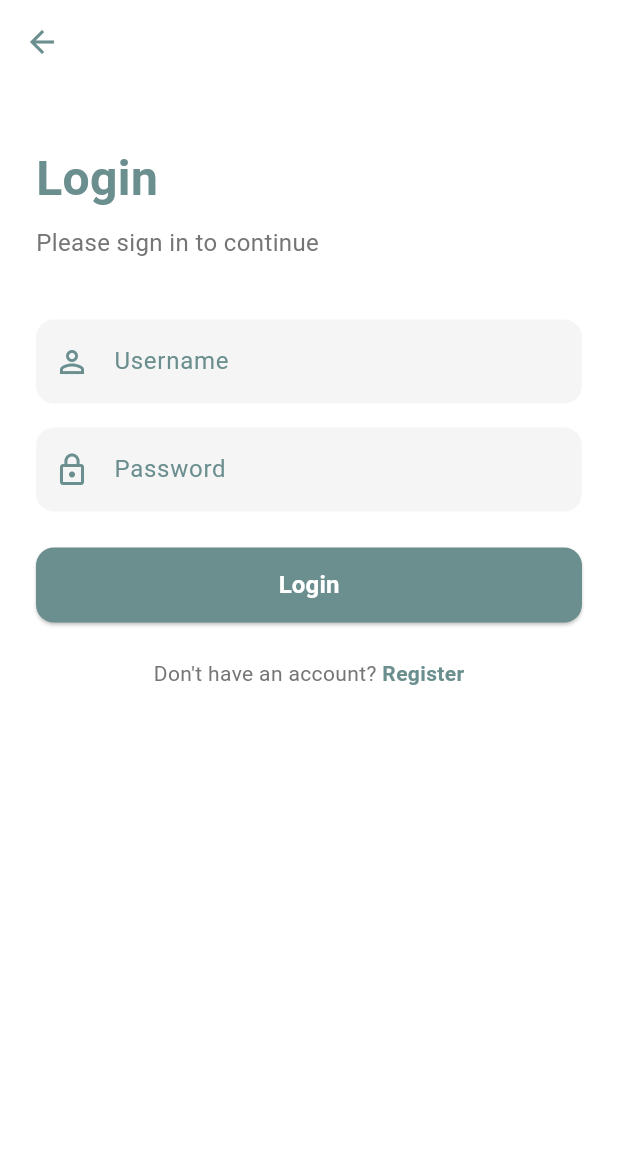
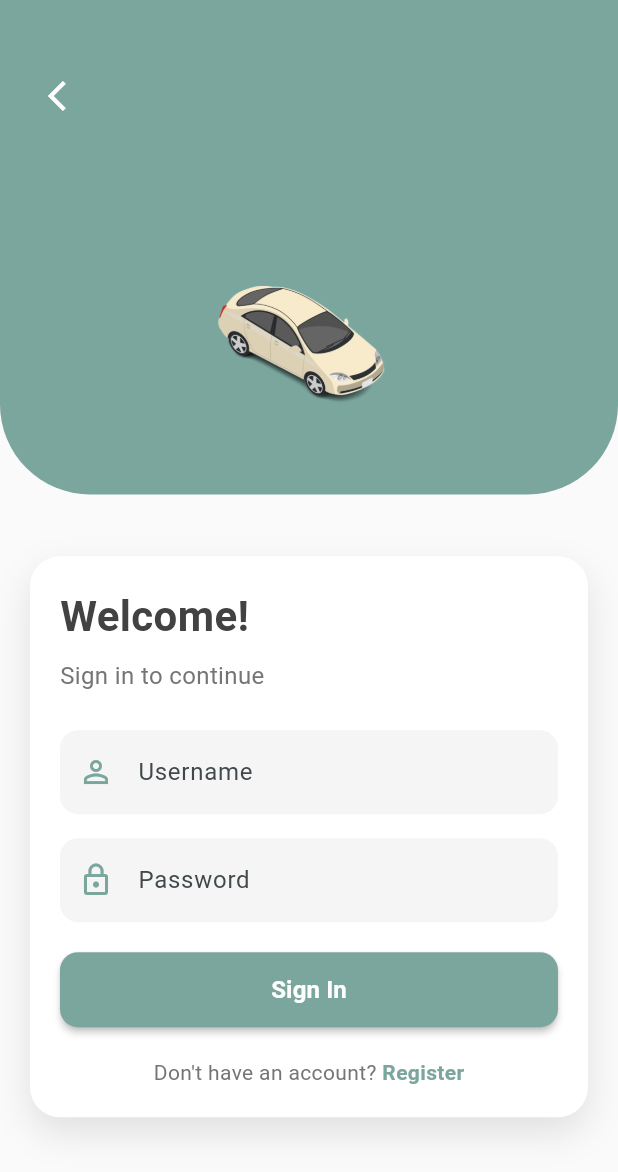
Before and after one commit to PBP-C07/Rentara-Mobile, a Flutter app: the screen it shows after launch, item 3 of the bottom bar chosen, after a tap on "Login", on a phone screen of 412 x 824 dp. Shown: the top 1172 px of the screen. Run offline on Flutter 3.47's test engine with Material 3 defaults, Android fonts, the phone set to English and light mode, and no system bars; our stand-ins replace shared_preferences; missing offline and left inert: pbp_django_auth; network calls fail.

Commit message:
edit halaman login

```diff
--- a/lib/pages/main/screens/login.dart
+++ b/lib/pages/main/screens/login.dart
@@ -20,76 +20,127 @@ class _LoginPageState extends State<LoginPage> {
   @override
   Widget build(BuildContext context) {
     final request = context.watch<CookieRequest>();
+    final size = MediaQuery.of(context).size;
 
     return Scaffold(
-      backgroundColor: Colors.white,
-      appBar: AppBar(
-        backgroundColor: Colors.transparent,
-        elevation: 0,
-        leading: IconButton(
-          icon: const Icon(Icons.arrow_back, color: Color(0xFF6B8E8E)),
+      backgroundColor: Colors.grey[50],
+      body: SingleChildScrollView(
+        child: Container(
+          height: size.height,
+          child: Stack(
+            children: [
+              Positioned(
+                top: 0,
+                left: 0,
+                right: 0,
+                height: size.height * 0.4,
+                child: Container(
+                  decoration: BoxDecoration(
+                    color: const Color(0xFF7BA69E),
+                    borderRadius: BorderRadius.only(
+                      bottomLeft: Radius.circular(60),
+                      bottomRight: Radius.circular(60),
+                    ),
+                  ),
+                ),
+              ),
+              Positioned(
+                top: 40,
+                left: 20,
+                child: SafeArea(
+                  child: IconButton(
+                    icon: Icon(Icons.arrow_back_ios, color: Colors.white),
                     onPressed: () => Navigator.of(context).pop(),
                   ),
                 ),
-      body: SafeArea(
-        child: SingleChildScrollView(
-          padding: const EdgeInsets.symmetric(horizontal: 24.0),
+              ),
+              Positioned(
+                top: size.height * 0.15,
+                left: 20,
+                right: 20,
+                child: Container(
+                  height: size.height * 0.25,
+                  decoration: BoxDecoration(
+                    image: DecorationImage(
+                      image: AssetImage('lib/pages/main/assets/car1.png'),
+                      fit: BoxFit.contain,
+                      scale: 0.103,
+                    ),
+                  ),
+                ),
+              ),
+              Positioned(
+                top: size.height * 0.45,
+                left: 20,
+                right: 20,
+                child: Container(
+                  padding: EdgeInsets.all(20),
+                  decoration: BoxDecoration(
+                    color: Colors.white,
+                    borderRadius: BorderRadius.circular(20),
+                    boxShadow: [
+                      BoxShadow(
+                        color: Colors.black.withOpacity(0.1),
+                        blurRadius: 20,
+                        offset: Offset(0, 10),
+                      ),
+                    ],
+                  ),
                   child: Column(
                     crossAxisAlignment: CrossAxisAlignment.start,
                     children: [
-              const SizedBox(height: 40),
                       Text(
-                'Login',
+                        'Welcome!',
                         style: TextStyle(
-                  fontSize: 32,
+                          fontSize: 28,
                           fontWeight: FontWeight.bold,
-                  color: Color(0xFF6B8E8E),
+                          color: Colors.grey[800],
                         ),
                       ),
-              const SizedBox(height: 8),
+                      SizedBox(height: 8),
                       Text(
-                'Please sign in to continue',
+                        'Sign in to continue',
                         style: TextStyle(
+                          color: Colors.grey[600],
                           fontSize: 16,
-                  color: Colors.grey[600],
                         ),
                       ),
-              const SizedBox(height: 40),
-              TextField(
+                      SizedBox(height: 25),
+                      Container(
+                        decoration: BoxDecoration(
+                          color: Colors.grey[100],
+                          borderRadius: BorderRadius.circular(12),
+                        ),
+                        child: TextField(
                           controller: _usernameController,
                           decoration: InputDecoration(
-                  labelText: 'Username',
-                  labelStyle: TextStyle(color: Color(0xFF6B8E8E)),
-                  hintText: 'Enter your username',
-                  filled: true,
-                  fillColor: Colors.grey[100],
-                  border: OutlineInputBorder(
-                    borderRadius: BorderRadius.circular(12),
-                    borderSide: BorderSide.none,
-                  ),
-                  prefixIcon:
-                      Icon(Icons.person_outline, color: Color(0xFF6B8E8E)),
+                            hintText: 'Username',
+                            prefixIcon: Icon(Icons.person_outline,
+                                color: Color(0xFF7BA69E)),
+                            border: InputBorder.none,
+                            contentPadding: EdgeInsets.all(16),
                           ),
                         ),
-              const SizedBox(height: 16),
-              TextField(
+                      ),
+                      SizedBox(height: 16),
+                      Container(
+                        decoration: BoxDecoration(
+                          color: Colors.grey[100],
+                          borderRadius: BorderRadius.circular(12),
+                        ),
+                        child: TextField(
                           controller: _passwordController,
                           obscureText: true,
                           decoration: InputDecoration(
-                  labelText: 'Password',
-                  labelStyle: TextStyle(color: Color(0xFF6B8E8E)),
-                  hintText: 'Enter your password',
-                  filled: true,
-                  fillColor: Colors.grey[100],
-                  border: OutlineInputBorder(
-                    borderRadius: BorderRadius.circular(12),
-                    borderSide: BorderSide.none,
-                  ),
-                  prefixIcon:
-                      Icon(Icons.lock_outline, color: Color(0xFF6B8E8E)),
+                            hintText: 'Password',
+                            prefixIcon: Icon(Icons.lock_outline,
+                                color: Color(0xFF7BA69E)),
+                            border: InputBorder.none,
+                            contentPadding: EdgeInsets.all(16),
                           ),
                         ),
-              const SizedBox(height: 24),
+                      ),
+                      SizedBox(height: 20),
                       SizedBox(
                         width: double.infinity,
                         height: 50,
@@ -107,13 +158,13 @@ class _LoginPageState extends State<LoginPage> {
                             );
 
                             if (response['status'] == true) {
-                      final prefs = await SharedPreferences.getInstance();
-                      await prefs.setString('username', response['username']);
+                              final prefs =
+                                  await SharedPreferences.getInstance();
+                              await prefs.setString(
+                                  'username', response['username']);
 
                               bool isStaff = response['is_staff'] == true;
                               await prefs.setBool('isStaff', isStaff);
-
-                      print("Saved staff status: $isStaff");
 
                               if (context.mounted) {
                                 ScaffoldMessenger.of(context)
@@ -121,8 +172,8 @@ class _LoginPageState extends State<LoginPage> {
                                   ..showSnackBar(
                                     SnackBar(
                                       content: Text(
-                                  "${response['message']} Selamat datang, ${response['username']}"),
-                              backgroundColor: Color(0xFF6B8E8E),
+                                          "Welcome back, ${response['username']}"),
+                                      backgroundColor: Color(0xFF7BA69E),
                                     ),
                                   );
 
@@ -130,14 +181,16 @@ class _LoginPageState extends State<LoginPage> {
                                   Navigator.pushAndRemoveUntil(
                                     context,
                                     MaterialPageRoute(
-                                builder: (context) => const ManagePartnerApp()),
+                                        builder: (context) =>
+                                            const ManagePartnerApp()),
                                     (route) => false,
                                   );
                                 } else {
                                   Navigator.pushAndRemoveUntil(
                                     context,
                                     MaterialPageRoute(
-                                builder: (context) => const MyHomePage()),
+                                        builder: (context) =>
+                                            const MyHomePage()),
                                     (route) => false,
                                   );
                                 }
@@ -156,22 +209,22 @@ class _LoginPageState extends State<LoginPage> {
                             }
                           },
                           style: ElevatedButton.styleFrom(
-                    backgroundColor: Color(0xFF6B8E8E),
+                            backgroundColor: Color(0xFF7BA69E),
                             shape: RoundedRectangleBorder(
                               borderRadius: BorderRadius.circular(12),
                             ),
+                            elevation: 2,
                           ),
-                  child: const Text(
-                    'Login',
+                          child: Text(
+                            'Sign In',
                             style: TextStyle(
                               fontSize: 16,
                               fontWeight: FontWeight.bold,
-                      color: Colors.white,
                             ),
                           ),
                         ),
                       ),
-              const SizedBox(height: 24),
+                      SizedBox(height: 20),
                       Row(
                         mainAxisAlignment: MainAxisAlignment.center,
                         children: [
@@ -191,7 +244,7 @@ class _LoginPageState extends State<LoginPage> {
                             child: Text(
                               'Register',
                               style: TextStyle(
-                        color: Color(0xFF6B8E8E),
+                                color: Color(0xFF7BA69E),
                                 fontWeight: FontWeight.bold,
                               ),
                             ),
@@ -202,6 +255,10 @@ class _LoginPageState extends State<LoginPage> {
                   ),
                 ),
               ),
+            ],
+          ),
+        ),
+      ),
     );
   }
 }
--- a/pubspec.yaml
+++ b/pubspec.yaml
@@ -60,6 +60,7 @@ dev_dependencies:
 flutter:
   assets:
     - lib/pages/main/assets/rentara_logo.png
+    - lib/pages/main/assets/car1.png
 
   # The following line ensures that the Material Icons font is
   # included with your application, so that you can use the icons in
```
Also changed, not shown: lib/pages/main/assets/car1.png (added). Lines whose indentation alone changed are shown as unchanged.
